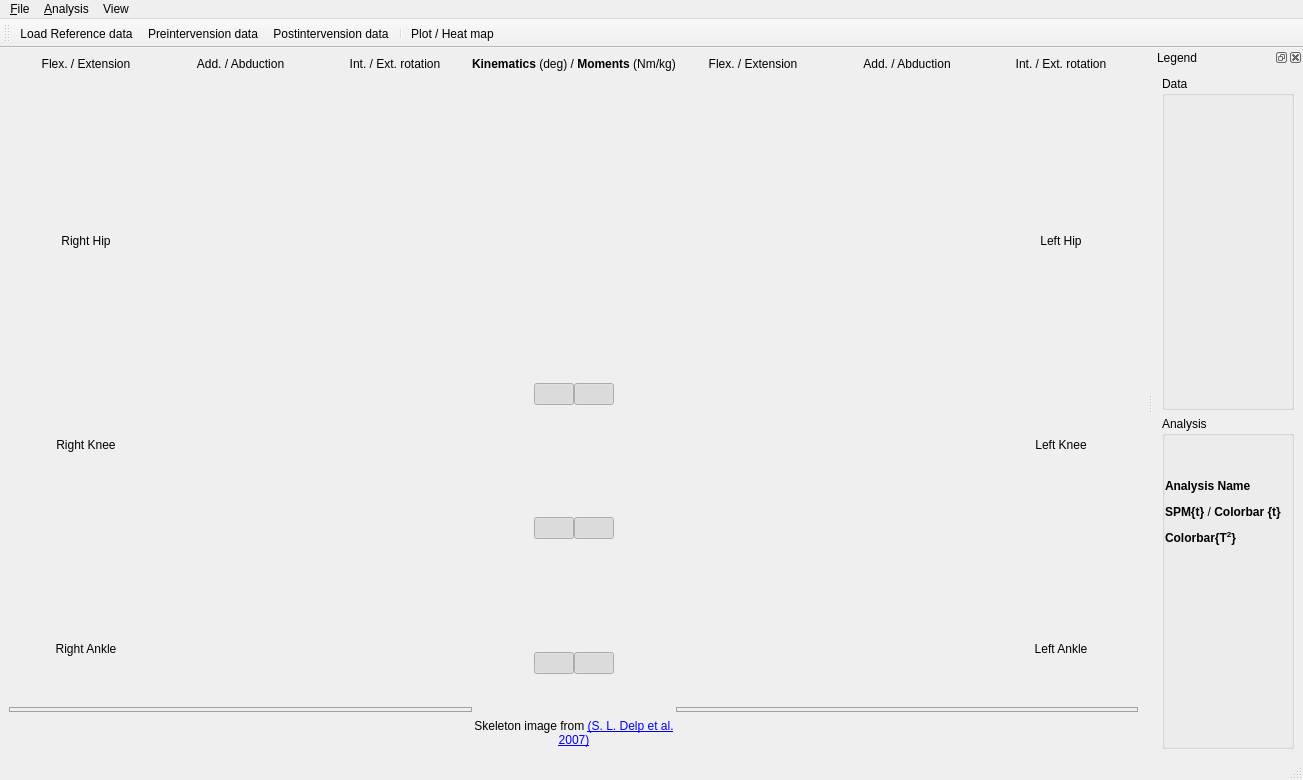
aalhossary/MovementRx, file spmclient/ui/gui/xml/ui_gait_analysis_window.ui: the form before one commit.
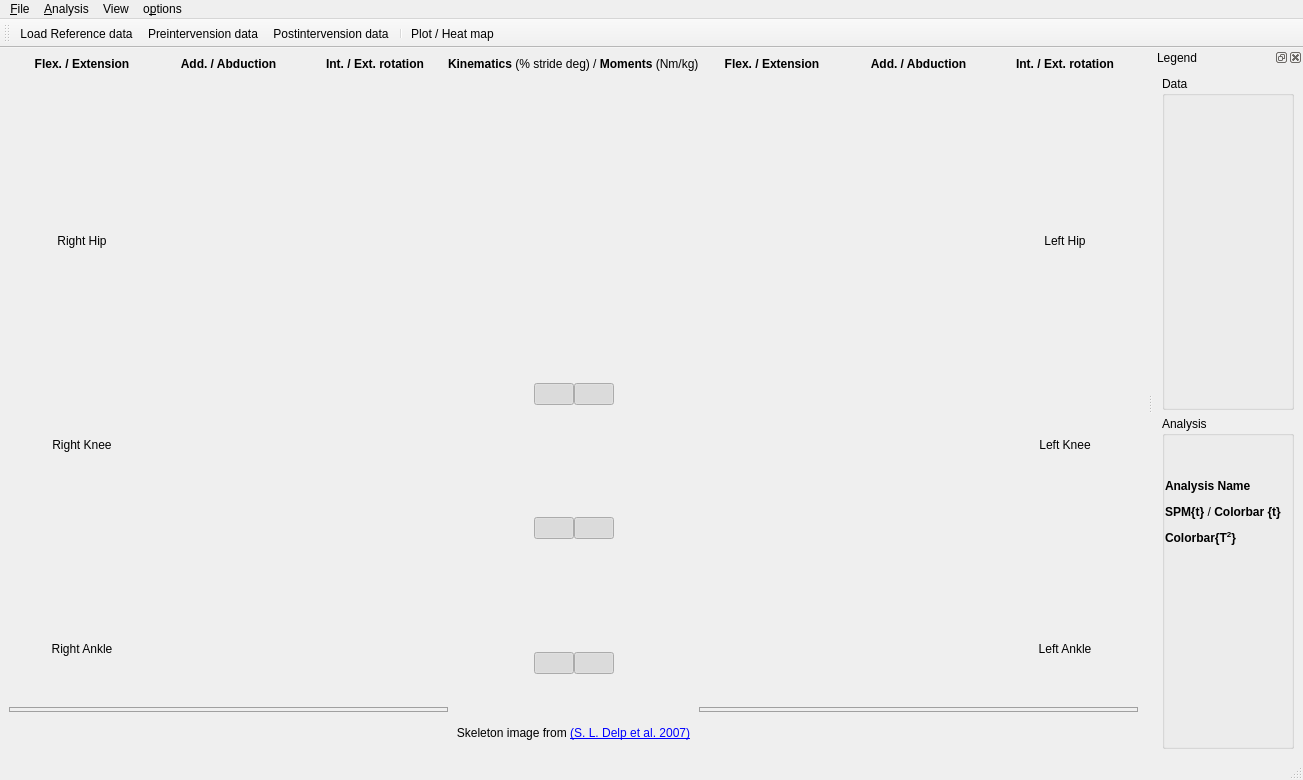
The form after the commit. Icons and pictures are not drawn. Custom widgets are drawn as their Qt base class.

What changed in the file:
```diff
--- a/spmclient/ui/gui/xml/ui_gait_analysis_window.ui
+++ b/spmclient/ui/gui/xml/ui_gait_analysis_window.ui
@@ -240,7 +240,7 @@
       <item row="0" column="2" alignment="Qt::AlignHCenter">
        <widget class="QLabel" name="label_study">
         <property name="text">
-         <string>&lt;html&gt;&lt;head/&gt;&lt;body&gt;&lt;p&gt;&lt;span style=&quot; font-weight:600;&quot;&gt;Kinematics&lt;/span&gt; (deg) / &lt;span style=&quot; font-weight:600;&quot;&gt;Moments&lt;/span&gt; (Nm/kg)&lt;/p&gt;&lt;/body&gt;&lt;/html&gt;</string>
+         <string>&lt;html&gt;&lt;head/&gt;&lt;body&gt;&lt;p&gt;&lt;span style=&quot; font-weight:600;&quot;&gt;Kinematics&lt;/span&gt; (% stride deg) / &lt;span style=&quot; font-weight:600;&quot;&gt;Moments&lt;/span&gt; (Nm/kg)&lt;/p&gt;&lt;/body&gt;&lt;/html&gt;</string>
         </property>
        </widget>
       </item>
@@ -446,7 +446,7 @@
            <item row="0" column="1">
             <widget class="QLabel" name="label_addL">
              <property name="text">
-              <string>Add. / Abduction</string>
+              <string>&lt;html&gt;&lt;head/&gt;&lt;body&gt;&lt;p&gt;&lt;span style=&quot; font-weight:600;&quot;&gt;Add. / Abduction&lt;/span&gt;&lt;/p&gt;&lt;/body&gt;&lt;/html&gt;</string>
              </property>
              <property name="alignment">
               <set>Qt::AlignCenter</set>
@@ -456,7 +456,7 @@
            <item row="0" column="2">
             <widget class="QLabel" name="label_rotL">
              <property name="text">
-              <string>Int. / Ext. rotation</string>
+              <string>&lt;html&gt;&lt;head/&gt;&lt;body&gt;&lt;p&gt;&lt;span style=&quot; font-weight:600;&quot;&gt;Int. / Ext. rotation&lt;/span&gt;&lt;/p&gt;&lt;/body&gt;&lt;/html&gt;</string>
              </property>
              <property name="alignment">
               <set>Qt::AlignCenter</set>
@@ -466,7 +466,7 @@
            <item row="0" column="0">
             <widget class="QLabel" name="label_flexL">
              <property name="text">
-              <string>Flex. / Extension</string>
+              <string>&lt;html&gt;&lt;head/&gt;&lt;body&gt;&lt;p&gt;&lt;span style=&quot; font-weight:600;&quot;&gt;Flex. / Extension&lt;/span&gt;&lt;/p&gt;&lt;/body&gt;&lt;/html&gt;</string>
              </property>
              <property name="alignment">
               <set>Qt::AlignCenter</set>
@@ -914,7 +914,7 @@
            <item row="0" column="1">
             <widget class="QLabel" name="label_addR">
              <property name="text">
-              <string>Add. / Abduction</string>
+              <string>&lt;html&gt;&lt;head/&gt;&lt;body&gt;&lt;p&gt;&lt;span style=&quot; font-weight:600;&quot;&gt;Add. / Abduction&lt;/span&gt;&lt;/p&gt;&lt;/body&gt;&lt;/html&gt;</string>
              </property>
              <property name="alignment">
               <set>Qt::AlignCenter</set>
@@ -938,7 +938,7 @@
            <item row="0" column="0">
             <widget class="QLabel" name="label_flexR">
              <property name="text">
-              <string>Flex. / Extension</string>
+              <string>&lt;html&gt;&lt;head/&gt;&lt;body&gt;&lt;p&gt;&lt;span style=&quot; font-weight:600;&quot;&gt;Flex. / Extension&lt;/span&gt;&lt;/p&gt;&lt;/body&gt;&lt;/html&gt;</string>
              </property>
              <property name="alignment">
               <set>Qt::AlignCenter</set>
@@ -948,7 +948,7 @@
            <item row="0" column="2">
             <widget class="QLabel" name="label_rotR">
              <property name="text">
-              <string>Int. / Ext. rotation</string>
+              <string>&lt;html&gt;&lt;head/&gt;&lt;body&gt;&lt;p&gt;&lt;span style=&quot; font-weight:600;&quot;&gt;Int. / Ext. rotation&lt;/span&gt;&lt;/p&gt;&lt;/body&gt;&lt;/html&gt;</string>
              </property>
              <property name="alignment">
               <set>Qt::AlignCenter</set>
@@ -1613,9 +1613,25 @@
     <addaction name="separator"/>
     <addaction name="action_view_ligand"/>
    </widget>
+   <widget class="QMenu" name="menuo_ptions">
+    <property name="title">
+     <string>o&amp;ptions</string>
+    </property>
+    <widget class="QMenu" name="menuAnalysis_Type">
+     <property name="title">
+      <string>Analysis Type</string>
+     </property>
+     <addaction name="actionKnee_OA"/>
+     <addaction name="actionKnee_Ambutation"/>
+    </widget>
+    <addaction name="menuAnalysis_Type"/>
+    <addaction name="actionAlpha"/>
+    <addaction name="actionColor_Scale"/>
+   </widget>
    <addaction name="menu_File"/>
    <addaction name="menuAnalysis"/>
    <addaction name="menuView"/>
+   <addaction name="menuo_ptions"/>
   </widget>
   <widget class="QStatusBar" name="statusbar"/>
   <widget class="QToolBar" name="toolBar">
```
Left out of the diff: 98 changed lines with no effect on the pictures.
